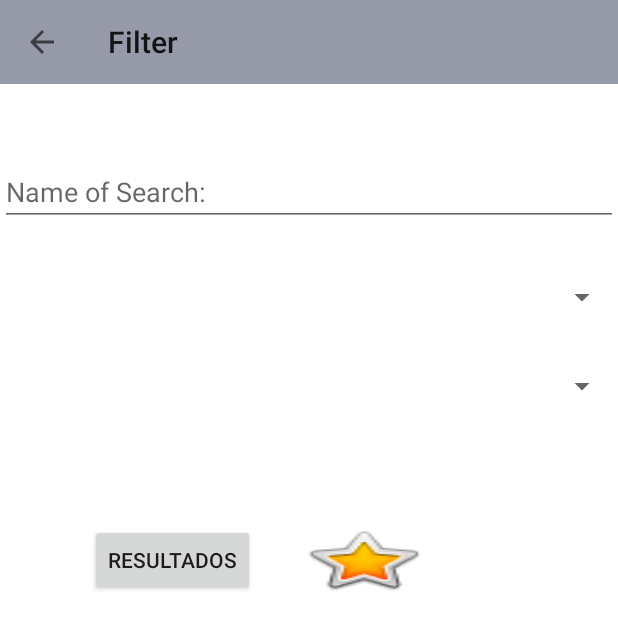
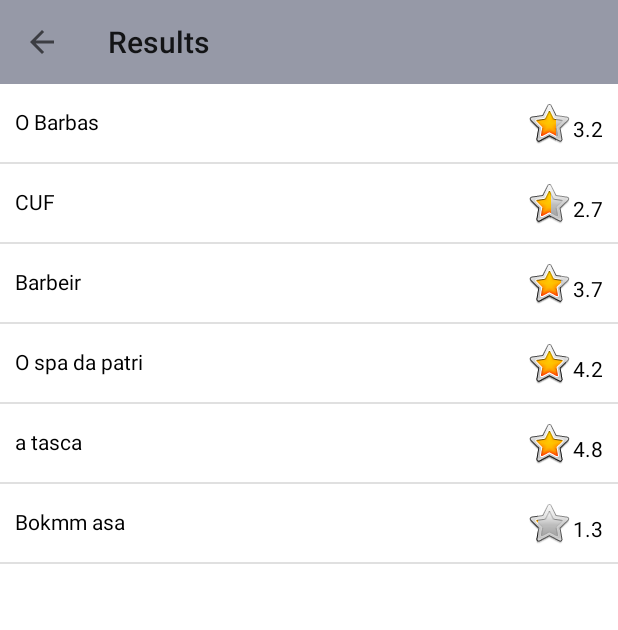
Before and after one commit to ISEL-LEIC-PS-42144-42929/Customers-Scheduling-App, an Android app: the fragment FilterFragment placed in its activity, after a tap on "RESULTADOS", on a phone screen of 412 x 824 dp. Shown: the top 630 px of the screen. Run offline under Robolectric (Android 15) with nearby library versions, the phone set to English and light mode, and no system bars; our stand-ins replace Firebase (no records; nobody signed in at launch, a user with empty details on screens opened directly), Volley; libraries missing offline, so code that uses them is left out: com.weiwangcn.betterspinner; plain views replace MaterialBetterSpinner; network calls fail; 6 statements that could not run were skipped.

Commit message:
SearchByLocationAndCategory as fragment done

```diff
--- a/CustomersScheduling/app/src/main/java/com/ps/isel/customersscheduling/Activities/SearchResultsActivity.java
+++ b/CustomersScheduling/app/src/main/java/com/ps/isel/customersscheduling/Activities/SearchResultsActivity.java
@@ -19,83 +19,17 @@ import com.ps.isel.customersscheduling.java.dto.ServiceDto;
 
 public class SearchResultsActivity extends AppCompatActivity
 {
-    private ServiceDto[] services = new ServiceDto[]
-            {
-                    new ServiceDto(1, "Corte de cabelo à tesoura",3.9,"Corte de cabelo à tesoura", 15),
-                    new ServiceDto(1, "Corte de cabelo à tesoura",3.9,"Corte de cabelo à tesoura", 15)
-            };
 
 
-    private Business[] resultsBusiness = new Business[]
-            {
-                    new Business(
-                            12345,
-                            "O Barbas",
-                            "rua do velho",
-                            91111111,
-                            "loja do barbas",
-                            3.2f,
-                            null,
-                            services),
-                    new Business(
-                            12345,
-                            "CUF",
-                            "rua do a",
-                            91111111,
-                            "loja do cuf",
-                            2.7f,
-                            null,
-                            services),
-                    new Business(
-                            12345,
-                            "Barbeir",
-                            "rua do b",
-                            91111111,
-                            "loja do b",
-                            3.7f,
-                            null,
-                            services),
-                    new Business(
-                            12345,
-                            "O spa da patri",
-                            "rua do velho",
-                            91111111,
-                            "loja do barbas",
-                            4.2f,
-                            null,
-                            services),
-                    new Business(
-                            12345,
-                            "a tasca",
-                            "rua do a",
-                            91111111,
-                            "loja do cuf",
-                            4.8f,
-                            null,
-                            services),
-                    new Business(
-                            12345,
-                            "Bokmm asa",
-                            "rua do b",
-                            91111111,
-                            "loja do b",
-                            1.3f,
-                            null,
-                            services),
-            };
 
-    private CustomersSchedulingApp customersSchedulingApp;
-
-    private ListView lv;
-    private Toolbar toolbar;
     private Intent intent;
 
-    private String businessName;
+
     private String businessLocation;
     private String businessCategory;
     private boolean byFavourite;
 
-    private Favourite favourite;
+
 
     @RequiresApi(api = Build.VERSION_CODES.N)
     @Override
@@ -104,57 +38,13 @@ public class SearchResultsActivity extends AppCompatActivity
         super.onCreate(savedInstanceState);
         setContentView(R.layout.activity_search_results);
 
-        toolbar = (Toolbar) findViewById(R.id.filter_toolbar);
-        lv      = (ListView) findViewById(R.id.resultsSearch);
+
         intent = getIntent();
         byFavourite = intent.getBooleanExtra("byFavourite", false);
 
-        if(byFavourite)
-        {
-            favourite = (Favourite) intent.getSerializableExtra("favourite");
-           // customersSchedulingApp.getStoreByLocationAndCategory(
-           //         this::listViewCode,
-           //         favourite.getLocation(),
-           //         favourite.getCategory());
-        }else
-        {
-            businessName = intent.getStringExtra("businessName");
-        //    customersSchedulingApp.getSearchedStoreByName(
-        //            this::listViewCode,
-        //            businessName);
-        }
-        listViewCode(resultsBusiness);
-        toolbarCode();
+
+
     }
 
-    private void listViewCode(Business[] businesses)
-    {
 
-        lv.setAdapter(new CustomAdapterBusiness(this, resultsBusiness));
-
-        lv.setOnItemClickListener(new AdapterView.OnItemClickListener() {
-            @Override
-            public void onItemClick(AdapterView<?> parent, View view, int position, long id)
-            {
-              //  Intent intent = new Intent(getApplicationContext(), BusinessActivity.class);
-               // intent.putExtra("business", resultsBusiness[position]);
-               // startActivity(intent);
-            }
-        });
-    }
-
-    private void toolbarCode() {
-        setSupportActionBar(toolbar);
-        getSupportActionBar().setTitle("Results");
-        getSupportActionBar().setDisplayHomeAsUpEnabled(true);
-        getSupportActionBar().setDisplayShowHomeEnabled(true);
-
-        toolbar.setNavigationOnClickListener(new View.OnClickListener() {
-            @Override
-            public void onClick(View v) {
-              //  Intent intent = new Intent(getApplicationContext(),FilterActivity.class);
-                startActivity(intent);
-            }
-        });
-    }
 }
--- a/CustomersScheduling/app/src/main/java/com/ps/isel/customersscheduling/Fragments/BusinessRegistrationFragments/BaseFragment.java
+++ b/CustomersScheduling/app/src/main/java/com/ps/isel/customersscheduling/Fragments/BusinessRegistrationFragments/BaseFragment.java
@@ -23,9 +23,11 @@ import java.io.Serializable;
 public class BaseFragment extends Fragment {
 
     FragmentTransaction transaction;
+    Bundle bundle;
 
     public BaseFragment() {
         // Required empty public constructor
+        bundle = new Bundle();
     }
 
 
@@ -37,10 +39,14 @@ public class BaseFragment extends Fragment {
 
     protected <T>Fragment addBundleToFragment(Fragment fragment, String tag, T business)
     {
-        Bundle bundle=new Bundle();
         bundle.putSerializable(tag, (Serializable) business);
         fragment.setArguments(bundle);
         return fragment;
     }
 
+    protected <T>void addMultBundleToFragment(Fragment fragment, String tag, T obj)
+    {
+        bundle.putSerializable(tag, (Serializable) obj);
+    }
+
 }
--- a/CustomersScheduling/app/src/main/java/com/ps/isel/customersscheduling/Fragments/MainActivityFlowFragments/BusinessFragment.java
+++ b/CustomersScheduling/app/src/main/java/com/ps/isel/customersscheduling/Fragments/MainActivityFlowFragments/BusinessFragment.java
@@ -41,8 +41,8 @@ public class BusinessFragment extends BaseFragment
     private CustomersSchedulingApp customersSchedulingApp;
     private JSONObject jsonBodyObj;
 
-    Fragment serviceFragment;
-    FragmentManager fragmentManager;
+    private Fragment serviceFragment;
+    private FragmentManager fragmentManager;
 
     private Context context;
 
@@ -109,10 +109,10 @@ public class BusinessFragment extends BaseFragment
         bundle = getArguments();
         business = (Business)bundle.getSerializable("business");
 
-        context = getActivity().getApplicationContext();
-
         customersSchedulingApp = ((CustomersSchedulingApp)context);
         customersSchedulingApp.setApi(new CustomersSchedulingWebApi(Volley.newRequestQueue(context)));
+
+        context = getActivity().getApplicationContext();
 
         toolbar     = view.findViewById(R.id.app_bar);
         name        = view.findViewById(R.id.name);
--- a/CustomersScheduling/app/src/main/java/com/ps/isel/customersscheduling/Fragments/MainActivityFlowFragments/FilterFragment.java
+++ b/CustomersScheduling/app/src/main/java/com/ps/isel/customersscheduling/Fragments/MainActivityFlowFragments/FilterFragment.java
@@ -46,8 +46,9 @@ public class FilterFragment extends BaseFragment {
     private CustomersSchedulingApp customersSchedulingApp;
     private JSONObject jsonBodyObj;
 
-    private Fragment serviceFragment;
     private FragmentManager fragmentManager;
+    private Fragment favouriteFragment;
+
 
     private Context context;
 
@@ -97,6 +98,9 @@ public class FilterFragment extends BaseFragment {
         super.onViewCreated(view, savedInstanceState);
 
         context = getActivity().getApplicationContext();
+
+        fragmentManager = getActivity().getSupportFragmentManager();
+        favouriteFragment = new SearchResultsFragment();
 
         toolbar        = view.findViewById(R.id.app_bar);
         searchName     = view.findViewById(R.id.searchName);
@@ -170,11 +174,8 @@ public class FilterFragment extends BaseFragment {
             @Override
             public void onClick(View view)
             {
-              //  Intent intent = new Intent(getApplication(), SearchResultsActivity.class);
-              //  intent.putExtra("byFavourite", true);
-              //  intent.putExtra("Favourite", new Favourite(searchName.getText().toString(), location, category));
-              //  startActivity(intent);
-               // changeFragment(fragmentManager, R.id.mainActivityFragment, addBundleToFragment(businessFragment, "business", businesses[position]));
+                addMultBundleToFragment(favouriteFragment,"byFavourite",true);
+                changeFragment(fragmentManager, R.id.mainActivityFragment, addBundleToFragment(favouriteFragment, "Favourite", new Favourite(searchName.getText().toString(), location, category)));
             }
         });
 
--- /dev/null
+++ b/CustomersScheduling/app/src/main/java/com/ps/isel/customersscheduling/Fragments/MainActivityFlowFragments/SearchResultsFragment.java
@@ -0,0 +1,213 @@
+package com.ps.isel.customersscheduling.Fragments.MainActivityFlowFragments;
+
+import android.content.Context;
+import android.net.Uri;
+import android.os.Build;
+import android.os.Bundle;
+import android.support.annotation.Nullable;
+import android.support.annotation.RequiresApi;
+import android.support.v4.app.Fragment;
+import android.support.v4.app.FragmentManager;
+import android.support.v7.app.AppCompatActivity;
+import android.support.v7.widget.Toolbar;
+import android.view.LayoutInflater;
+import android.view.Menu;
+import android.view.MenuInflater;
+import android.view.View;
+import android.view.ViewGroup;
+import android.widget.AdapterView;
+import android.widget.ListView;
+
+import com.android.volley.toolbox.Volley;
+import com.ps.isel.customersscheduling.CustomersSchedulingApp;
+import com.ps.isel.customersscheduling.CustomersSchedulingWebApi;
+import com.ps.isel.customersscheduling.Fragments.BusinessRegistrationFragments.BaseFragment;
+import com.ps.isel.customersscheduling.Model.Business;
+import com.ps.isel.customersscheduling.Model.Favourite;
+import com.ps.isel.customersscheduling.R;
+import com.ps.isel.customersscheduling.Utis.CustomAdapterBusiness;
+import com.ps.isel.customersscheduling.java.dto.ServiceDto;
+
+import org.json.JSONObject;
+
+public class SearchResultsFragment extends BaseFragment {
+
+    //HARDCODED
+    private ServiceDto[] services = new ServiceDto[]
+            {
+                    new ServiceDto(1, "Corte de cabelo à tesoura",3.9,"Corte de cabelo à tesoura", 15),
+                    new ServiceDto(1, "Corte de cabelo à tesoura",3.9,"Corte de cabelo à tesoura", 15)
+            };
+
+
+    private Business[] resultsBusiness = new Business[]
+            {
+                    new Business(
+                            12345,
+                            "O Barbas",
+                            "rua do velho",
+                            91111111,
+                            "loja do barbas",
+                            3.2f,
+                            null,
+                            services),
+                    new Business(
+                            12345,
+                            "CUF",
+                            "rua do a",
+                            91111111,
+                            "loja do cuf",
+                            2.7f,
+                            null,
+                            services),
+                    new Business(
+                            12345,
+                            "Barbeir",
+                            "rua do b",
+                            91111111,
+                            "loja do b",
+                            3.7f,
+                            null,
+                            services),
+                    new Business(
+                            12345,
+                            "O spa da patri",
+                            "rua do velho",
+                            91111111,
+                            "loja do barbas",
+                            4.2f,
+                            null,
+                            services),
+                    new Business(
+                            12345,
+                            "a tasca",
+                            "rua do a",
+                            91111111,
+                            "loja do cuf",
+                            4.8f,
+                            null,
+                            services),
+                    new Business(
+                            12345,
+                            "Bokmm asa",
+                            "rua do b",
+                            91111111,
+                            "loja do b",
+                            1.3f,
+                            null,
+                            services),
+            };
+    //---------
+
+    private CustomersSchedulingApp customersSchedulingApp;
+    private JSONObject jsonBodyObj;
+
+    Fragment serviceFragment;
+    FragmentManager fragmentManager;
+
+    private Context context;
+
+    private ListView lv;
+    private Toolbar toolbar;
+    private Bundle bundle;
+
+    private boolean byFavourite;
+    private Favourite favourite;
+    private Business business;
+
+    public SearchResultsFragment() {
+        // Required empty public constructor
+    }
+
+    @RequiresApi(api = Build.VERSION_CODES.JELLY_BEAN_MR1)
+    @Override
+    public void onCreate(@Nullable Bundle savedInstanceState) {
+        setHasOptionsMenu(true);
+        super.onCreate(savedInstanceState);
+
+        if (getActivity().getWindow().getDecorView().getLayoutDirection() == View.LAYOUT_DIRECTION_RTL)
+        {      //RTL to LTR
+            getActivity().getWindow().getDecorView().setLayoutDirection(View.LAYOUT_DIRECTION_LTR);
+        }
+    }
+
+    @Override
+    public void onCreateOptionsMenu(Menu menu, MenuInflater inflater) {
+        super.onCreateOptionsMenu(menu, inflater);
+        menu.clear();
+    }
+
+    @Override
+    public View onCreateView(LayoutInflater inflater, ViewGroup container,
+                             Bundle savedInstanceState) {
+        bundle = getArguments();
+        byFavourite = bundle.getBoolean("byFavourite");
+        return inflater.inflate(R.layout.fragment_search_results, container, false);
+    }
+
+    @RequiresApi(api = Build.VERSION_CODES.N)
+    @Override
+    public void onViewCreated(View view, @Nullable Bundle savedInstanceState)
+    {
+        context = getActivity().getApplicationContext();
+
+        customersSchedulingApp = ((CustomersSchedulingApp)context);
+        customersSchedulingApp.setApi(new CustomersSchedulingWebApi(Volley.newRequestQueue(context)));
+
+        toolbar = (Toolbar) view.findViewById(R.id.app_bar);
+        lv      = (ListView) view.findViewById(R.id.resultsSearch);
+
+        toolbarCode();
+        listViewCode(resultsBusiness);
+
+        if(byFavourite)
+        {
+            favourite = (Favourite) bundle.getSerializable("favourite");
+            // customersSchedulingApp.getStoreByLocationAndCategory(
+            //         this::listViewCode,
+            //         favourite.getLocation(),
+            //         favourite.getCategory());
+        }else
+        {
+            business = (Business) bundle.getSerializable("business");
+            //    customersSchedulingApp.getSearchedStoreByName(
+            //            this::listViewCode,
+            //            business.getName());
+        }
+
+    }
+
+    private void listViewCode(Business[] businesses)
+    {
+
+        lv.setAdapter(new CustomAdapterBusiness(getActivity(), resultsBusiness));
+
+        lv.setOnItemClickListener(new AdapterView.OnItemClickListener() {
+            @Override
+            public void onItemClick(AdapterView<?> parent, View view, int position, long id)
+            {
+                //  Intent intent = new Intent(getApplicationContext(), BusinessActivity.class);
+                // intent.putExtra("business", resultsBusiness[position]);
+                // startActivity(intent);
+            }
+        });
+    }
+
+    private void toolbarCode() {
+        ((AppCompatActivity)getActivity()).setSupportActionBar(toolbar);
+        ((AppCompatActivity)getActivity()).getSupportActionBar().setTitle("Results");
+        ((AppCompatActivity)getActivity()).getSupportActionBar().setDisplayHomeAsUpEnabled(true);
+        ((AppCompatActivity)getActivity()).getSupportActionBar().setDisplayShowHomeEnabled(true);
+
+        toolbar.setNavigationOnClickListener(new View.OnClickListener() {
+            @Override
+            public void onClick(View v) {
+                //  Intent intent = new Intent(getApplicationContext(),FilterActivity.class);
+                //startActivity(intent);
+                changeFragment(fragmentManager, R.id.mainActivityFragment, addBundleToFragment(new FilterFragment(), null, null));
+            }
+        });
+    }
+
+
+}
--- a/CustomersScheduling/app/src/main/java/com/ps/isel/customersscheduling/Fragments/MainActivityFlowFragments/ServiceFragment.java
+++ b/CustomersScheduling/app/src/main/java/com/ps/isel/customersscheduling/Fragments/MainActivityFlowFragments/ServiceFragment.java
@@ -84,7 +84,6 @@ public class ServiceFragment extends BaseFragment
                              Bundle savedInstanceState) {
         bundle = getArguments();
         business = (Business)bundle.getSerializable("business");
-
         return inflater.inflate(R.layout.fragment_service, container, false);
     }
 
@@ -96,7 +95,6 @@ public class ServiceFragment extends BaseFragment
 
         customersSchedulingApp = ((CustomersSchedulingApp)context);
         customersSchedulingApp.setApi(new CustomersSchedulingWebApi(Volley.newRequestQueue(context)));
-
 
         calendarView       = view.findViewById(R.id.calendarView);
         mRecyclerView      = view.findViewById(R.id.hrlist_recycler_view);
--- /dev/null
+++ b/CustomersScheduling/app/src/main/res/layout/fragment_search_results.xml
@@ -0,0 +1,31 @@
+<?xml version="1.0" encoding="utf-8"?>
+<FrameLayout xmlns:android="http://schemas.android.com/apk/res/android"
+    xmlns:tools="http://schemas.android.com/tools"
+    android:layout_width="match_parent"
+    android:layout_height="match_parent"
+    android:background="@color/cardview_light_background"
+    tools:context=".Fragments.MainActivityFlowFragments.SearchResultsFragment">
+
+    <RelativeLayout
+        android:layout_width="wrap_content"
+        android:layout_height="wrap_content">
+
+    <include
+        layout="@layout/toolbarwithbackarrow"
+        android:id="@+id/app_bar">
+    </include>
+
+        <ListView
+            android:id="@+id/resultsSearch"
+            android:layout_below="@+id/app_bar"
+            android:layout_width="match_parent"
+            android:layout_height="match_parent"
+            android:backgroundTint="@color/colorPrimary"
+            android:baselineAligned="false"
+            android:gravity="center"
+            tools:ignore="NotSibling">
+        </ListView>
+
+    </RelativeLayout>
+
+</FrameLayout>
```
